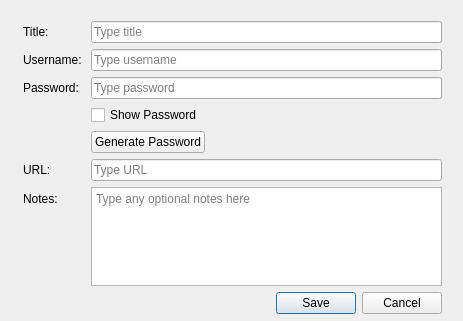
Above: Wilhelmina/AddNewEntry.ui from nrosvall/Wilhelmina before the change. Below: the same form after it.
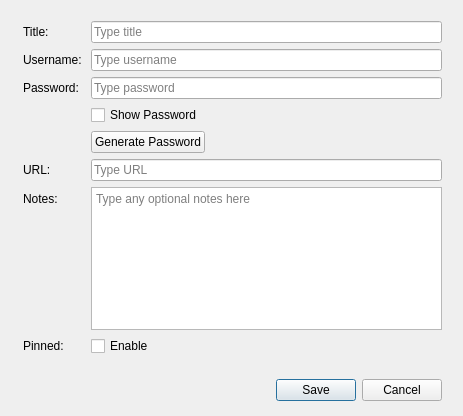
That is the form after the change.

Commit message: Implement support for pinned items.

Patch:
```diff
--- a/Wilhelmina/AddNewEntry.ui
+++ b/Wilhelmina/AddNewEntry.ui
@@ -10,7 +10,7 @@
     <x>0</x>
     <y>0</y>
     <width>463</width>
-    <height>321</height>
+    <height>416</height>
    </rect>
   </property>
   <property name="sizePolicy">
@@ -31,7 +31,7 @@
      <x>12</x>
      <y>10</y>
      <width>441</width>
-     <height>304</height>
+     <height>391</height>
     </rect>
    </property>
    <layout class="QFormLayout" name="formLayout">
@@ -148,7 +148,7 @@
       </property>
      </widget>
     </item>
-    <item row="9" column="1">
+    <item row="10" column="1">
      <widget class="QDialogButtonBox" name="buttonBox">
       <property name="standardButtons">
        <set>QDialogButtonBox::Cancel|QDialogButtonBox::Save</set>
@@ -162,6 +162,33 @@
       </property>
      </widget>
     </item>
+    <item row="9" column="1">
+     <spacer name="verticalSpacer">
+      <property name="orientation">
+       <enum>Qt::Vertical</enum>
+      </property>
+      <property name="sizeHint" stdset="0">
+       <size>
+        <width>20</width>
+        <height>60</height>
+       </size>
+      </property>
+     </spacer>
+    </item>
+    <item row="8" column="1">
+     <widget class="QCheckBox" name="checkBoxPinned">
+      <property name="text">
+       <string>Enable</string>
+      </property>
+     </widget>
+    </item>
+    <item row="8" column="0">
+     <widget class="QLabel" name="label_6">
+      <property name="text">
+       <string>Pinned:</string>
+      </property>
+     </widget>
+    </item>
    </layout>
   </widget>
  </widget>
```
The commit also changes 13 other files.
